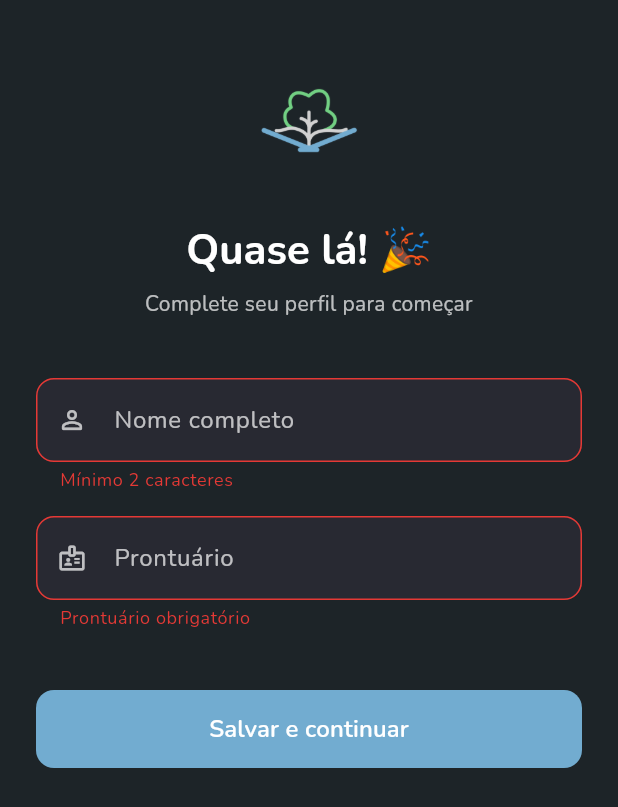
After one commit to Projeto-Arcangel/FlutterCorrigido, a Flutter app: the GoogleCompleteProfilePage screen opened by its route, after a tap on "Salvar e continuar", on a phone screen of 412 x 824 dp. The commit adds this screen. Shown: the top 807 px of the screen. Run offline on Flutter 3.47's test engine with Material 3 defaults, Android fonts, the phone set to English and light mode, and no system bars; our stand-ins replace cached_network_image, cloud_firestore, cloud_functions, dartz, equatable, firebase_auth and 9 more; missing offline and left inert: dart:html, excel; accounts and stored records are empty; generated files the repository leaves out were written again.

Commit message:
Agora quem entra pelo google tambem tem PT

```diff
--- /dev/null
+++ b/lib/features/auth/presentation/pages/google_complete_profile_page.dart
@@ -0,0 +1,262 @@
+import 'package:flutter/material.dart';
+import 'package:flutter/services.dart';
+import 'package:flutter_riverpod/flutter_riverpod.dart';
+
+import '../../../../core/theme/app_colors.dart';
+import '../../../../core/widgets/app_button.dart';
+import '../../../../core/widgets/app_logo.dart';
+import '../../domain/entities/user.dart';
+import '../providers/auth_providers.dart';
+
+class GoogleCompleteProfilePage extends ConsumerStatefulWidget {
+  const GoogleCompleteProfilePage({super.key});
+
+  @override
+  ConsumerState<GoogleCompleteProfilePage> createState() =>
+      _GoogleCompleteProfilePageState();
+}
+
+class _GoogleCompleteProfilePageState
+    extends ConsumerState<GoogleCompleteProfilePage> {
+  final _formKey       = GlobalKey<FormState>();
+  final _nameCtrl      = TextEditingController();
+  final _studentIdCtrl = TextEditingController();
+  bool  _loading       = false;
+
+  @override
+  void dispose() {
+    _nameCtrl.dispose();
+    _studentIdCtrl.dispose();
+    super.dispose();
+  }
+
+  Future<void> _submit() async {
+    if (!_formKey.currentState!.validate()) return;
+    setState(() => _loading = true);
+
+    final fbUser = ref.read(firebaseAuthProvider).currentUser;
+    if (fbUser == null) {
+      setState(() => _loading = false);
+      return;
+    }
+
+    final name      = _nameCtrl.text.trim();
+    final studentId = _studentIdCtrl.text.trim().toUpperCase();
+
+    // 1. Cria o perfil no Firestore com nome e prontuário.
+    final user = User(
+      id:          fbUser.uid,
+      email:       fbUser.email ?? '',
+      displayName: name,
+      photoUrl:    fbUser.photoURL,
+      studentId:   studentId,
+    );
+
+    final createResult =
+        await ref.read(userRepositoryProvider).createProfileIfAbsent(user);
+
+    if (!mounted) return;
+
+    if (createResult.isLeft()) {
+      // Erro ao criar perfil — exibe snackbar e libera o botão.
+      final failure = createResult.fold((f) => f, (_) => null)!;
+      setState(() => _loading = false);
+      ScaffoldMessenger.of(context).showSnackBar(
+        SnackBar(content: Text(failure.message)),
+      );
+      return;
+    }
+
+    // 2. Atualiza displayName no Firebase Auth para consistência.
+    await fbUser.updateDisplayName(name);
+
+    if (!mounted) return;
+
+    // 3. Limpa a flag — o router vai redirecionar para RoleSelectionPage.
+    ref.read(googleNewUserProvider.notifier).state = false;
+    ref.invalidate(currentUserRoleProvider);
+  }
+
+
+  @override
+  Widget build(BuildContext context) {
+    final isDark = Theme.of(context).brightness == Brightness.dark;
+
+    return GestureDetector(
+      onTap: () => FocusScope.of(context).unfocus(),
+      child: Scaffold(
+        backgroundColor:
+            isDark ? AppColors.backgroundDark : AppColors.background,
+        body: SafeArea(
+          child: SingleChildScrollView(
+            padding: const EdgeInsets.symmetric(horizontal: 24),
+            child: Form(
+              key: _formKey,
+              child: Column(
+                crossAxisAlignment: CrossAxisAlignment.center,
+                children: [
+                  const SizedBox(height: 40),
+
+                  // ── Logo ──────────────────────────────────────────────
+                  const AppLogo(size: 80),
+                  const SizedBox(height: 28),
+
+                  // ── Título ────────────────────────────────────────────
+                  Text(
+                    'Quase lá! 🎉',
+                    textAlign: TextAlign.center,
+                    style: Theme.of(context).textTheme.headlineMedium?.copyWith(
+                          fontWeight: FontWeight.bold,
+                          color: isDark
+                              ? AppColors.textOnDark
+                              : AppColors.textPrimary,
+                        ),
+                  ),
+                  const SizedBox(height: 8),
+                  Text(
+                    'Complete seu perfil para começar',
+                    textAlign: TextAlign.center,
+                    style: Theme.of(context).textTheme.bodyMedium?.copyWith(
+                          color: isDark
+                              ? AppColors.textOnDark.withValues(alpha: 0.7)
+                              : AppColors.textSecondary,
+                        ),
+                  ),
+                  const SizedBox(height: 40),
+
+                  // ── Nome completo ─────────────────────────────────────
+                  _field(
+                    controller: _nameCtrl,
+                    label: 'Nome completo',
+                    isDark: isDark,
+                    prefixIcon: const Icon(Icons.person_outline_rounded),
+                    validator: (v) => (v == null || v.trim().length < 2)
+                        ? 'Mínimo 2 caracteres'
+                        : null,
+                  ),
+                  const SizedBox(height: 16),
+
+                  // ── Prontuário ────────────────────────────────────────
+                  _field(
+                    controller: _studentIdCtrl,
+                    label: 'Prontuário',
+                    isDark: isDark,
+                    prefixIcon: const Icon(Icons.badge_outlined),
+                    helperText: 'Formato: PT + 7 dígitos (ex.: PT1234567)',
+                    keyboardType: TextInputType.text,
+                    inputFormatters: [
+                      _UpperCaseTextFormatter(),
+                      FilteringTextInputFormatter.allow(RegExp(r'[A-Z0-9]')),
+                      LengthLimitingTextInputFormatter(9),
+                    ],
+                    textCapitalization: TextCapitalization.characters,
+                    validator: (v) {
+                      final value = (v ?? '').trim().toUpperCase();
+                      if (value.isEmpty) return 'Prontuário obrigatório';
+                      if (!value.startsWith('PT')) {
+                        return 'Deve começar com "PT"';
+                      }
+                      if (value.length != 9) {
+                        return 'Deve ter exatamente 9 caracteres';
+                      }
+                      return null;
+                    },
+                  ),
+                  const SizedBox(height: 40),
+
+                  // ── Botão ─────────────────────────────────────────────
+                  AppButton(
+                    onPressed: _submit,
+                    label: 'Salvar e continuar',
+                    loading: _loading,
+                  ),
+                  const SizedBox(height: 32),
+                ],
+              ),
+            ),
+          ),
+        ),
+      ),
+    );
+  }
+
+  Widget _field({
+    required TextEditingController controller,
+    required String label,
+    required bool isDark,
+    Widget? prefixIcon,
+    String? helperText,
+    TextInputType? keyboardType,
+    TextCapitalization textCapitalization = TextCapitalization.none,
+    List<TextInputFormatter>? inputFormatters,
+    String? Function(String?)? validator,
+  }) {
+    final mutedColor = isDark
+        ? AppColors.textOnDark.withValues(alpha: 0.7)
+        : AppColors.textSecondary;
+
+    return TextFormField(
+      controller: controller,
+      keyboardType: keyboardType,
+      textCapitalization: textCapitalization,
+      inputFormatters: inputFormatters,
+      validator: validator,
+      style: TextStyle(
+        color: isDark ? AppColors.textOnDark : AppColors.textPrimary,
+      ),
+      decoration: InputDecoration(
+        labelText: label,
+        labelStyle: TextStyle(color: mutedColor),
+        prefixIcon: prefixIcon != null
+            ? IconTheme(
+                data: IconThemeData(color: mutedColor, size: 20),
+                child: prefixIcon,
+              )
+            : null,
+        helperText: helperText,
+        helperStyle: TextStyle(
+          color: isDark
+              ? AppColors.textOnDark.withValues(alpha: 0.45)
+              : AppColors.textSecondary.withValues(alpha: 0.7),
+          fontSize: 11,
+        ),
+        filled: true,
+        fillColor: isDark ? AppColors.surfaceDark : Colors.white,
+        border: OutlineInputBorder(
+          borderRadius: BorderRadius.circular(12),
+          borderSide: BorderSide.none,
+        ),
+        enabledBorder: OutlineInputBorder(
+          borderRadius: BorderRadius.circular(12),
+          borderSide: BorderSide(
+            color: isDark
+                ? Colors.white12
+                : AppColors.borderBlue.withValues(alpha: 0.3),
+          ),
+        ),
+        focusedBorder: OutlineInputBorder(
+          borderRadius: BorderRadius.circular(12),
+          borderSide: const BorderSide(color: AppColors.primary, width: 2),
+        ),
+        errorBorder: OutlineInputBorder(
+          borderRadius: BorderRadius.circular(12),
+          borderSide: const BorderSide(color: AppColors.error),
+        ),
+        focusedErrorBorder: OutlineInputBorder(
+          borderRadius: BorderRadius.circular(12),
+          borderSide: const BorderSide(color: AppColors.error, width: 2),
+        ),
+      ),
+    );
+  }
+}
+
+// ── Formatter: converte para maiúsculas a cada keystroke ────────────────────
+class _UpperCaseTextFormatter extends TextInputFormatter {
+  @override
+  TextEditingValue formatEditUpdate(
+    TextEditingValue oldValue,
+    TextEditingValue newValue,
+  ) =>
+      newValue.copyWith(text: newValue.text.toUpperCase());
+}
```
Also changed, not shown: lib/core/router/app_router.dart (+24 -2 lines), lib/features/auth/data/repositories/user_repository_impl.dart (+32 -0 lines), lib/features/auth/domain/repositories/user_repository.dart (+12 -0 lines), lib/features/auth/domain/usecases/sign_in_with_google.dart (+24 -3 lines), lib/features/auth/presentation/providers/auth_providers.dart (+19 -0 lines), lib/features/auth/presentation/providers/login_controller.dart (+7 -1 lines).
